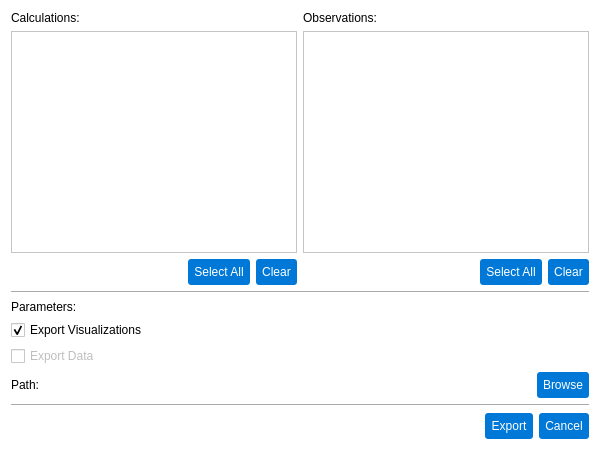
This is pastrocore/gui_pyside/dialog_export_calculated_data.ui in Torward1024/pAstroCORE as Qt 5 draws it before an edit. The edited form follows.
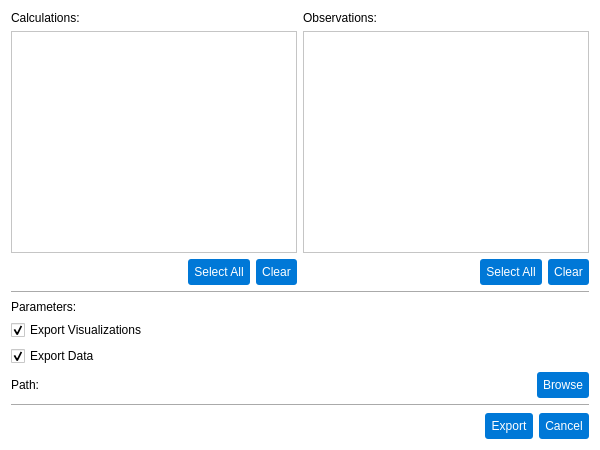
This is the edited form. Icons and pictures are not drawn.

What changed in the file:
```diff
--- a/pastrocore/gui_pyside/dialog_export_calculated_data.ui
+++ b/pastrocore/gui_pyside/dialog_export_calculated_data.ui
@@ -386,13 +386,13 @@
    <item row="4" column="0">
     <widget class="QCheckBox" name="chkExportData">
      <property name="enabled">
-      <bool>false</bool>
+      <bool>true</bool>
      </property>
      <property name="text">
       <string>Export Data</string>
      </property>
      <property name="checked">
-      <bool>false</bool>
+      <bool>true</bool>
      </property>
     </widget>
    </item>
```
